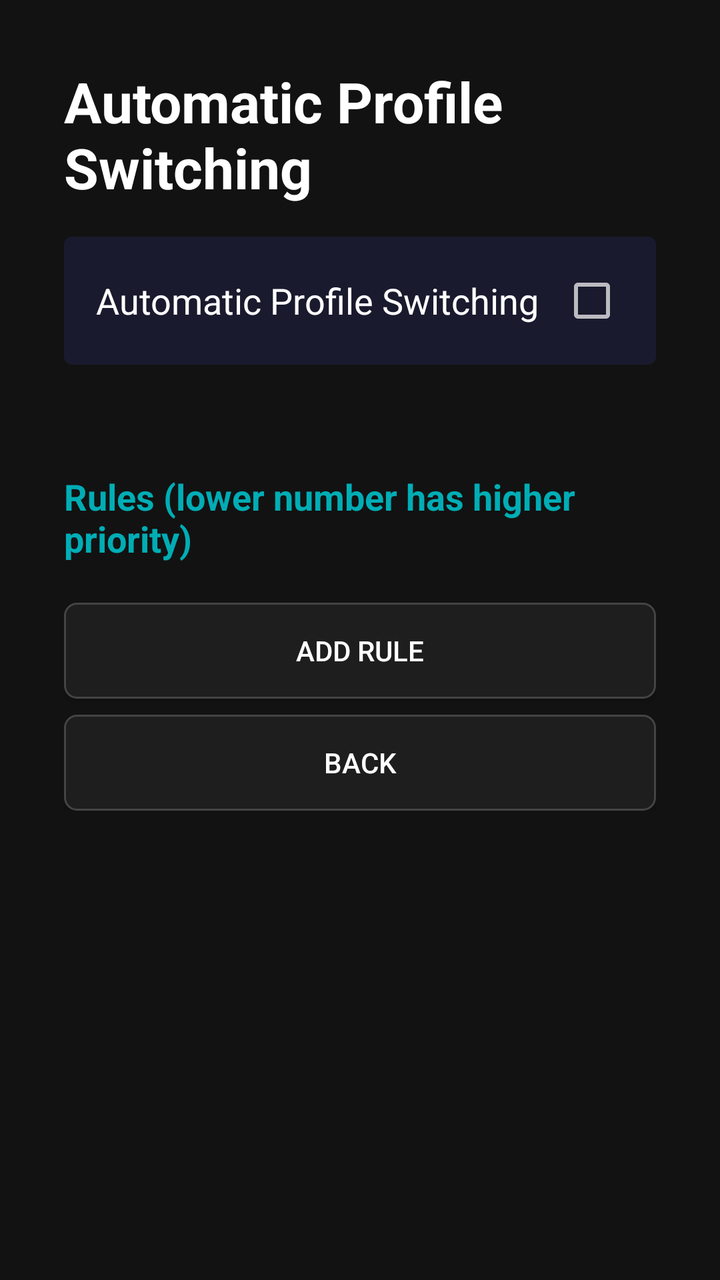
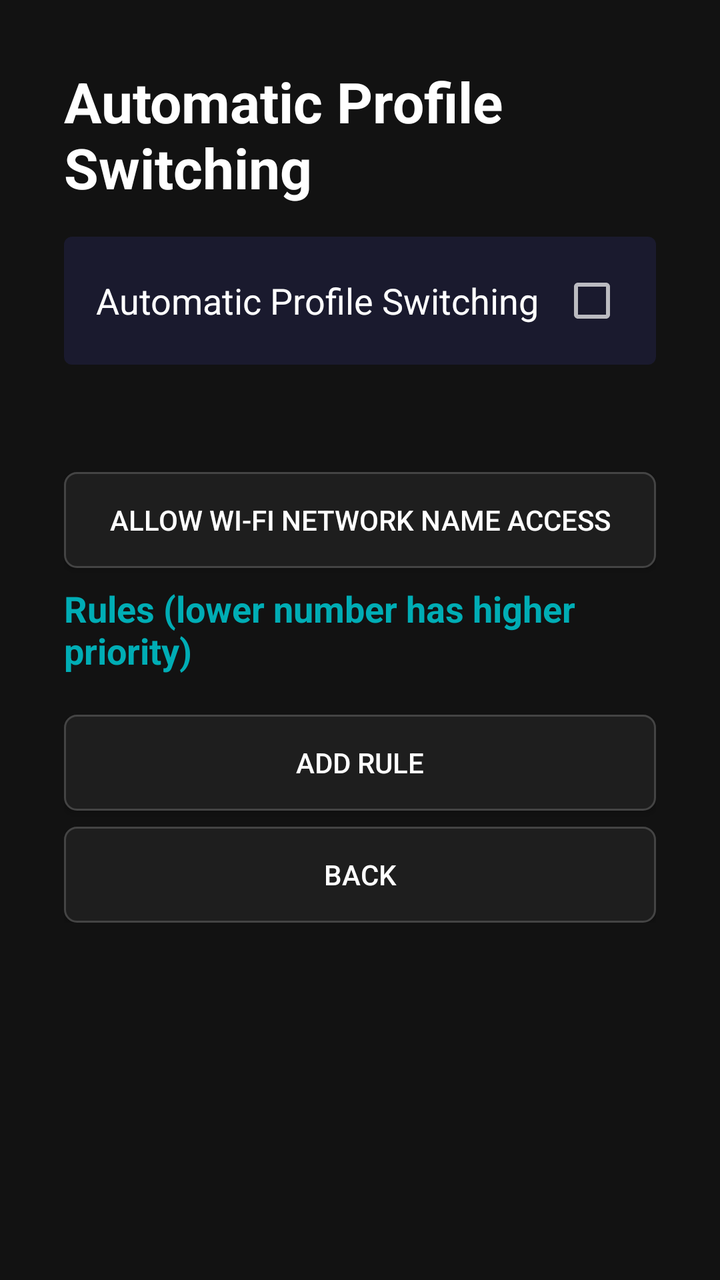

Before-and-after screenshots of an Android layout around one commit, followed by the original layout XML and the change that was made.
<!-- AndroidManifest.xml: activity theme Theme.TunnelGuard -->
<!-- res/layout/activity_profile_automation.xml -->
<?xml version="1.0" encoding="utf-8"?>
<ScrollView xmlns:android="http://schemas.android.com/apk/res/android" android:layout_width="match_parent" android:layout_height="match_parent" android:background="@color/background_dark" android:padding="32dp">
    <LinearLayout android:layout_width="match_parent" android:layout_height="wrap_content" android:orientation="vertical">
        <TextView android:layout_width="wrap_content" android:layout_height="wrap_content" android:text="Automatic Profile Switching" android:textColor="@color/text_primary" android:textSize="28sp" android:textStyle="bold" android:layout_marginBottom="16dp"/>
        <LinearLayout android:id="@+id/automation_toggle_row" android:layout_width="match_parent" android:layout_height="wrap_content" android:background="@drawable/tv_item_selector" android:clickable="true" android:focusable="true" android:gravity="center_vertical" android:padding="16dp" android:contentDescription="Automatic Profile Switching toggle">
            <TextView android:layout_width="0dp" android:layout_height="wrap_content" android:layout_weight="1" android:text="Automatic Profile Switching" android:textColor="@color/text_primary" android:textSize="18sp"/>
            <CheckBox android:id="@+id/automation_toggle" android:layout_width="wrap_content" android:layout_height="wrap_content" android:clickable="false" android:focusable="false"/>
        </LinearLayout>
        <TextView android:id="@+id/automation_status" android:layout_width="match_parent" android:layout_height="wrap_content" android:textColor="@color/text_secondary" android:textSize="16sp" android:padding="16dp"/>
        <TextView android:layout_width="wrap_content" android:layout_height="wrap_content" android:text="Rules (lower number has higher priority)" android:textColor="@color/focus_highlight" android:textSize="18sp" android:textStyle="bold" android:layout_marginBottom="8dp"/>
        <LinearLayout android:id="@+id/automation_rules" android:layout_width="match_parent" android:layout_height="wrap_content" android:orientation="vertical"/>
        <Button android:id="@+id/automation_add" android:layout_width="match_parent" android:layout_height="wrap_content" android:background="@drawable/tv_button_selector" android:text="Add Rule" android:textColor="@color/text_primary" android:focusable="true" android:layout_marginTop="12dp"/>
        <Button android:id="@+id/automation_back" android:layout_width="match_parent" android:layout_height="wrap_content" android:background="@drawable/tv_button_selector" android:text="Back" android:textColor="@color/text_primary" android:focusable="true" android:layout_marginTop="8dp"/>
    </LinearLayout>
</ScrollView>
<!-- resources referenced by this layout -->
<resources>
  <color name="background_dark">#121212</color>
  <color name="focus_highlight">#00ADB5</color>
  <color name="text_primary">#FFFFFF</color>
  <color name="text_secondary">#8E8E8E</color>
  <!-- drawable tv_button_selector (drawable) -->
  <?xml version="1.0" encoding="utf-8"?>
  <selector xmlns:android="http://schemas.android.com/apk/res/android">
      
      <item android:state_pressed="true">
          <shape android:shape="rectangle">
              <solid android:color="@color/colorAccent" />
              <corners android:radius="6dp" />
          </shape>
      </item>
  
      
      <item android:state_focused="true">
          <shape android:shape="rectangle">
              <solid android:color="@color/focus_highlight" />
              <corners android:radius="6dp" />
              <stroke android:width="2dp" android:color="#FFFFFF" />
          </shape>
      </item>
  
      
      <item>
          <shape android:shape="rectangle">
              <solid android:color="@color/surface_dark" />
              <corners android:radius="6dp" />
              <stroke android:width="1dp" android:color="#444444" />
          </shape>
      </item>
  </selector>
  <!-- drawable tv_item_selector (drawable) -->
  <?xml version="1.0" encoding="utf-8"?>
  <selector xmlns:android="http://schemas.android.com/apk/res/android">
      <item android:state_focused="true">
          <shape android:shape="rectangle">
              <solid android:color="#2A2A3E" />
              <stroke android:width="2dp" android:color="@color/focus_highlight" />
              <corners android:radius="4dp" />
          </shape>
      </item>
      <item>
          <shape android:shape="rectangle">
              <solid android:color="#1A1A2E" />
              <corners android:radius="4dp" />
          </shape>
      </item>
  </selector>
  <style name="Theme.TunnelGuard" parent="Theme.AppCompat.NoActionBar">
          
          <item name="colorPrimary">@color/colorPrimary</item>
          <item name="colorPrimaryDark">@color/colorPrimaryDark</item>
          <item name="colorAccent">@color/colorAccent</item>
          <item name="android:windowBackground">@color/background_dark</item>
      </style>
  <color name="colorAccent">#E94560</color>
  <color name="surface_dark">#1E1E1E</color>
  <color name="colorPrimary">#1A1A2E</color>
  <color name="colorPrimaryDark">#16213E</color>
</resources>

<!-- the commit's change to res/layout/activity_profile_automation.xml (unified diff, before → after) -->
@@ -7,6 +7,7 @@
             <CheckBox android:id="@+id/automation_toggle" android:layout_width="wrap_content" android:layout_height="wrap_content" android:clickable="false" android:focusable="false"/>
         </LinearLayout>
         <TextView android:id="@+id/automation_status" android:layout_width="match_parent" android:layout_height="wrap_content" android:textColor="@color/text_secondary" android:textSize="16sp" android:padding="16dp"/>
+        <Button android:id="@+id/automation_wifi_permission" android:layout_width="match_parent" android:layout_height="wrap_content" android:background="@drawable/tv_button_selector" android:text="Allow Wi-Fi Network Name Access" android:textColor="@color/text_primary" android:focusable="true" android:layout_marginBottom="8dp"/>
         <TextView android:layout_width="wrap_content" android:layout_height="wrap_content" android:text="Rules (lower number has higher priority)" android:textColor="@color/focus_highlight" android:textSize="18sp" android:textStyle="bold" android:layout_marginBottom="8dp"/>
         <LinearLayout android:id="@+id/automation_rules" android:layout_width="match_parent" android:layout_height="wrap_content" android:orientation="vertical"/>
         <Button android:id="@+id/automation_add" android:layout_width="match_parent" android:layout_height="wrap_content" android:background="@drawable/tv_button_selector" android:text="Add Rule" android:textColor="@color/text_primary" android:focusable="true" android:layout_marginTop="12dp"/>
